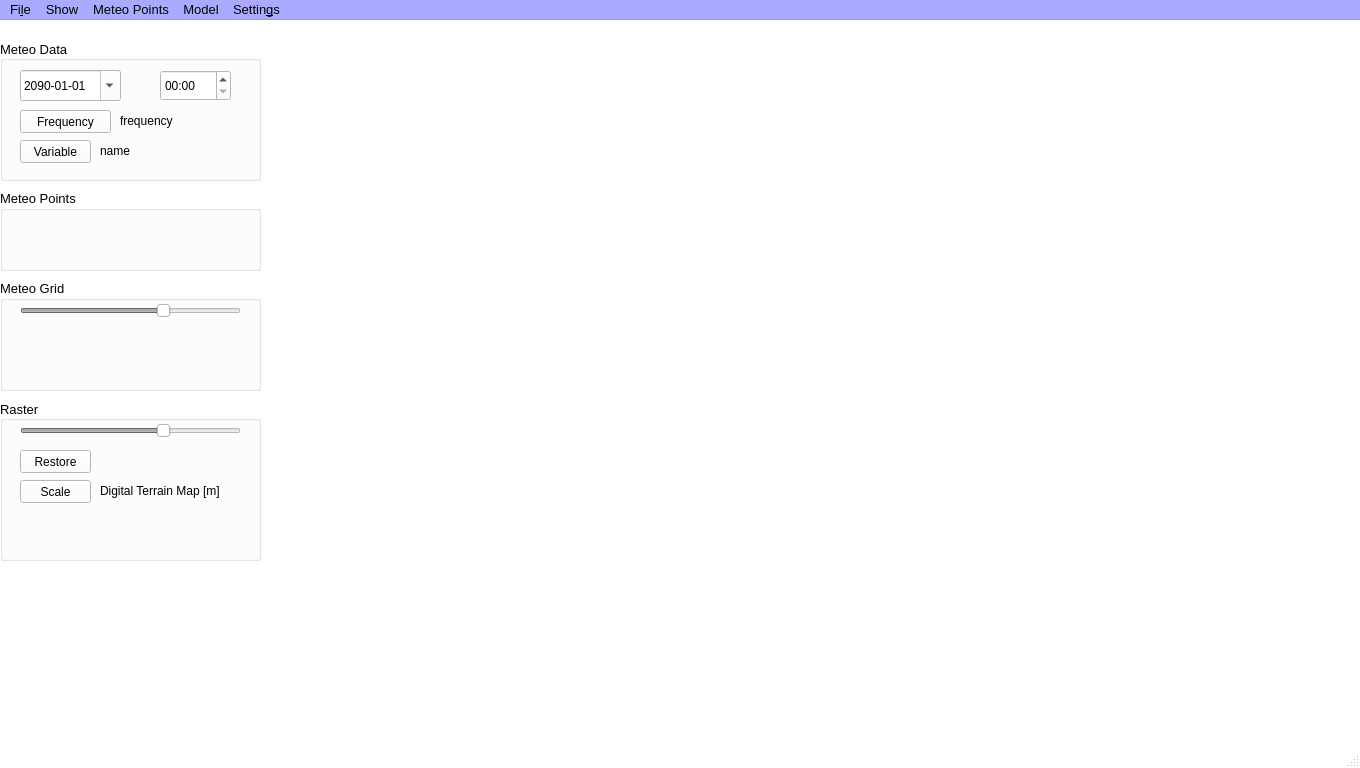
Old version of the form CRITERIA3D/mainwindow.ui in the repository gaowudao/CRITERIA3D.
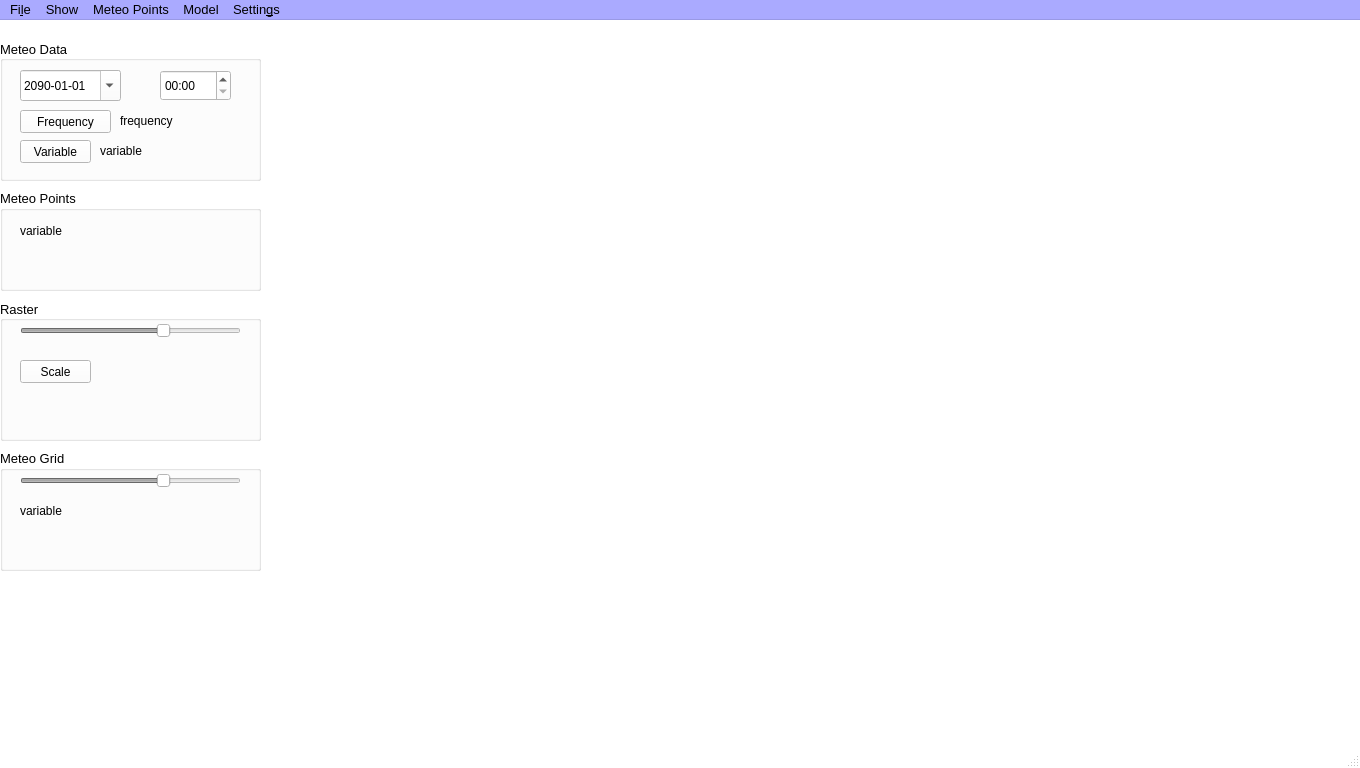
New version of the form.

```diff
--- a/CRITERIA3D/mainwindow.ui
+++ b/CRITERIA3D/mainwindow.ui
@@ -148,6 +148,15 @@
        </color>
       </brush>
      </colorrole>
+     <colorrole role="PlaceholderText">
+      <brush brushstyle="NoBrush">
+       <color alpha="128">
+        <red>0</red>
+        <green>0</green>
+        <blue>0</blue>
+       </color>
+      </brush>
+     </colorrole>
     </active>
     <inactive>
      <colorrole role="WindowText">
@@ -285,6 +294,15 @@
        </color>
       </brush>
      </colorrole>
+     <colorrole role="PlaceholderText">
+      <brush brushstyle="NoBrush">
+       <color alpha="128">
+        <red>0</red>
+        <green>0</green>
+        <blue>0</blue>
+       </color>
+      </brush>
+     </colorrole>
     </inactive>
     <disabled>
      <colorrole role="WindowText">
@@ -422,6 +440,15 @@
        </color>
       </brush>
      </colorrole>
+     <colorrole role="PlaceholderText">
+      <brush brushstyle="NoBrush">
+       <color alpha="128">
+        <red>0</red>
+        <green>0</green>
+        <blue>0</blue>
+       </color>
+      </brush>
+     </colorrole>
     </disabled>
    </palette>
   </property>
@@ -460,8 +487,8 @@
      <rect>
       <x>270</x>
       <y>0</y>
-      <width>681</width>
-      <height>451</height>
+      <width>751</width>
+      <height>491</height>
      </rect>
     </property>
     <property name="font">
@@ -477,9 +504,9 @@
     <property name="geometry">
      <rect>
       <x>0</x>
-      <y>380</y>
+      <y>280</y>
       <width>261</width>
-      <height>161</height>
+      <height>141</height>
      </rect>
     </property>
     <property name="palette">
@@ -620,6 +647,15 @@
          </color>
         </brush>
        </colorrole>
+       <colorrole role="PlaceholderText">
+        <brush brushstyle="NoBrush">
+         <color alpha="128">
+          <red>0</red>
+          <green>0</green>
+          <blue>0</blue>
+         </color>
+        </brush>
+       </colorrole>
       </active>
       <inactive>
        <colorrole role="WindowText">
@@ -757,6 +793,15 @@
          </color>
         </brush>
        </colorrole>
+       <colorrole role="PlaceholderText">
+        <brush brushstyle="NoBrush">
+         <color alpha="128">
+          <red>0</red>
+          <green>0</green>
+          <blue>0</blue>
+         </color>
+        </brush>
+       </colorrole>
       </inactive>
       <disabled>
        <colorrole role="WindowText">
@@ -894,6 +939,15 @@
          </color>
         </brush>
        </colorrole>
+       <colorrole role="PlaceholderText">
+        <brush brushstyle="NoBrush">
+         <color alpha="128">
+          <red>0</red>
+          <green>0</green>
+          <blue>0</blue>
+         </color>
+        </brush>
+       </colorrole>
       </disabled>
      </palette>
     </property>
@@ -957,7 +1011,7 @@
      <property name="geometry">
       <rect>
        <x>-1</x>
-       <y>110</y>
+       <y>90</y>
        <width>261</width>
        <height>41</height>
       </rect>
@@ -975,7 +1029,7 @@
      <property name="geometry">
       <rect>
        <x>20</x>
-       <y>80</y>
+       <y>60</y>
        <width>71</width>
        <height>23</height>
       </rect>
@@ -993,8 +1047,8 @@
      <property name="geometry">
       <rect>
        <x>100</x>
-       <y>80</y>
-       <width>161</width>
+       <y>60</y>
+       <width>151</width>
        <height>21</height>
       </rect>
      </property>
@@ -1041,25 +1095,7 @@
       </font>
      </property>
      <property name="text">
-      <string>Digital Terrain Map [m]</string>
-     </property>
-    </widget>
-    <widget class="QPushButton" name="rasterRestoreButton">
-     <property name="geometry">
-      <rect>
-       <x>20</x>
-       <y>50</y>
-       <width>71</width>
-       <height>23</height>
-      </rect>
-     </property>
-     <property name="font">
-      <font>
-       <pointsize>9</pointsize>
-      </font>
-     </property>
-     <property name="text">
-      <string>Restore</string>
+      <string/>
      </property>
     </widget>
    </widget>
@@ -1210,6 +1246,15 @@
          </color>
         </brush>
        </colorrole>
+       <colorrole role="PlaceholderText">
+        <brush brushstyle="NoBrush">
+         <color alpha="128">
+          <red>0</red>
+          <green>0</green>
+          <blue>0</blue>
+         </color>
+        </brush>
+       </colorrole>
       </active>
       <inactive>
        <colorrole role="WindowText">
@@ -1347,6 +1392,15 @@
          </color>
         </brush>
        </colorrole>
+       <colorrole role="PlaceholderText">
+        <brush brushstyle="NoBrush">
+         <color alpha="128">
+          <red>0</red>
+          <green>0</green>
+          <blue>0</blue>
+         </color>
+        </brush>
+       </colorrole>
       </inactive>
       <disabled>
        <colorrole role="WindowText">
@@ -1484,6 +1538,15 @@
          </color>
         </brush>
        </colorrole>
+       <colorrole role="PlaceholderText">
+        <brush brushstyle="NoBrush">
+         <color alpha="128">
+          <red>0</red>
+          <green>0</green>
+          <blue>0</blue>
+         </color>
+        </brush>
+       </colorrole>
       </disabled>
      </palette>
     </property>
@@ -1555,7 +1618,7 @@
       </font>
      </property>
      <property name="text">
-      <string>name</string>
+      <string>variable</string>
      </property>
     </widget>
     <widget class="QLabel" name="labelFrequency">
@@ -1784,9 +1847,9 @@
     <property name="geometry">
      <rect>
       <x>0</x>
-      <y>260</y>
+      <y>430</y>
       <width>261</width>
-      <height>111</height>
+      <height>121</height>
      </rect>
     </property>
     <property name="autoFillBackground">
@@ -1799,7 +1862,7 @@
      <property name="geometry">
       <rect>
        <x>0</x>
-       <y>60</y>
+       <y>70</y>
        <width>261</width>
        <height>41</height>
       </rect>
@@ -1857,7 +1920,7 @@
      <property name="geometry">
       <rect>
        <x>20</x>
-       <y>40</y>
+       <y>50</y>
        <width>221</width>
        <height>21</height>
       </rect>
@@ -1905,7 +1968,7 @@
       </font>
      </property>
      <property name="text">
-      <string/>
+      <string>variable</string>
      </property>
     </widget>
    </widget>
@@ -1915,7 +1978,7 @@
       <x>0</x>
       <y>170</y>
       <width>261</width>
-      <height>81</height>
+      <height>101</height>
      </rect>
     </property>
     <property name="autoFillBackground">
@@ -1928,7 +1991,7 @@
      <property name="geometry">
       <rect>
        <x>0</x>
-       <y>30</y>
+       <y>50</y>
        <width>261</width>
        <height>41</height>
       </rect>
@@ -1942,6 +2005,61 @@
       <string>Variable colors</string>
      </property>
     </widget>
+    <widget class="QLabel" name="labelVariablePoints">
+     <property name="geometry">
+      <rect>
+       <x>20</x>
+       <y>30</y>
+       <width>231</width>
+       <height>21</height>
+      </rect>
+     </property>
+     <property name="palette">
+      <palette>
+       <active>
+        <colorrole role="WindowText">
+         <brush brushstyle="SolidPattern">
+          <color alpha="255">
+           <red>0</red>
+           <green>0</green>
+           <blue>0</blue>
+          </color>
+         </brush>
+        </colorrole>
+       </active>
+       <inactive>
+        <colorrole role="WindowText">
+         <brush brushstyle="SolidPattern">
+          <color alpha="255">
+           <red>0</red>
+           <green>0</green>
+           <blue>0</blue>
+          </color>
+         </brush>
+        </colorrole>
+       </inactive>
+       <disabled>
+        <colorrole role="WindowText">
+         <brush brushstyle="SolidPattern">
+          <color alpha="255">
+           <red>127</red>
+           <green>127</green>
+           <blue>127</blue>
+          </color>
+         </brush>
+        </colorrole>
+       </disabled>
+      </palette>
+     </property>
+     <property name="font">
+      <font>
+       <pointsize>9</pointsize>
+      </font>
+     </property>
+     <property name="text">
+      <string>variable</string>
+     </property>
+    </widget>
    </widget>
   </widget>
   <widget class="QMenuBar" name="menuBar">
```
Left out of the diff: 81 changed lines with no effect on the pictures.
